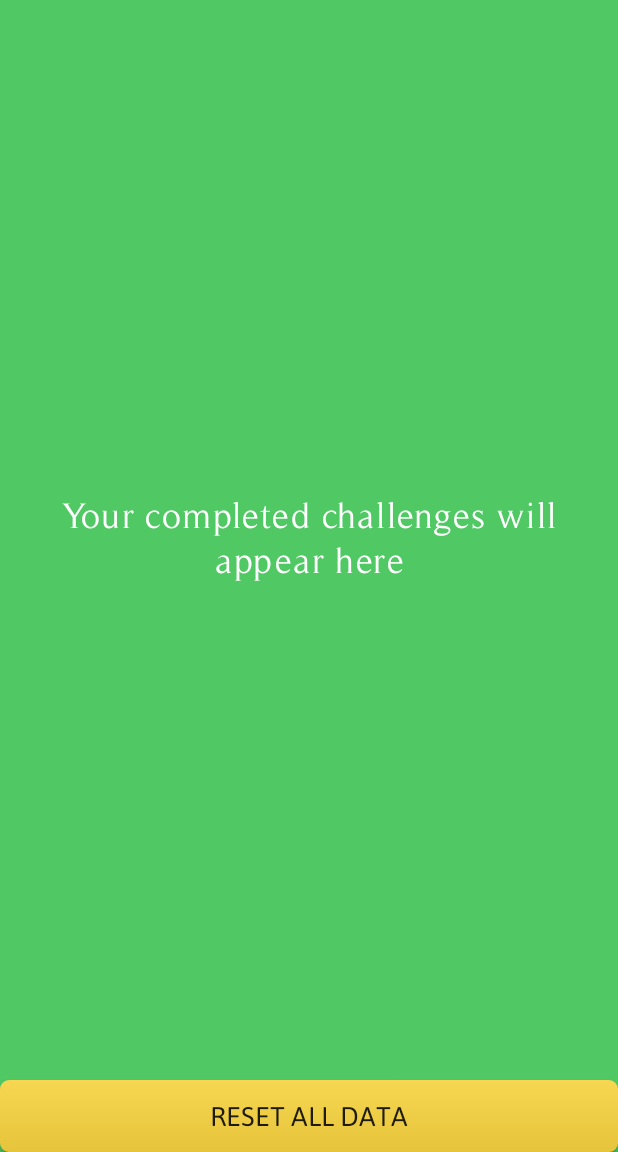
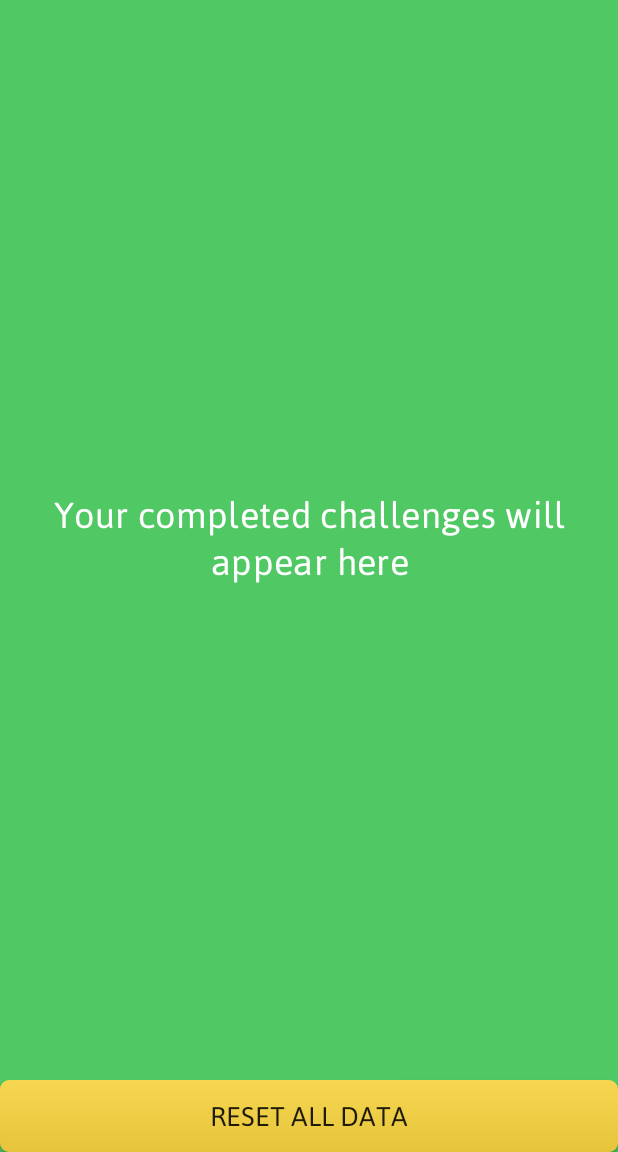
Before and after one commit to snguyen98/DailyChallenges-Android, an Android app: the ChallengeListFragment screen opened through its navigation route, on a phone screen of 412 x 824 dp, the part 84-1236 px from its top. Run offline under Robolectric (Android 15) with nearby library versions, the phone set to English and light mode, and no system bars; our stand-ins replace AdMob, Room's generated code, navigation-ui; 1 statement that could not run was skipped.

Commit message:
Changed message font

```diff
--- a/app/src/main/res/layout/fragment_challenge_list.xml
+++ b/app/src/main/res/layout/fragment_challenge_list.xml
@@ -22,6 +22,7 @@
             android:layout_height="wrap_content"
             android:layout_centerInParent="true"
             android:layout_margin="25dp"
+            android:fontFamily="@font/asap"
             android:text="@string/completed_list_message"
             android:textAlignment="center"
             android:textSize="24sp"
```
